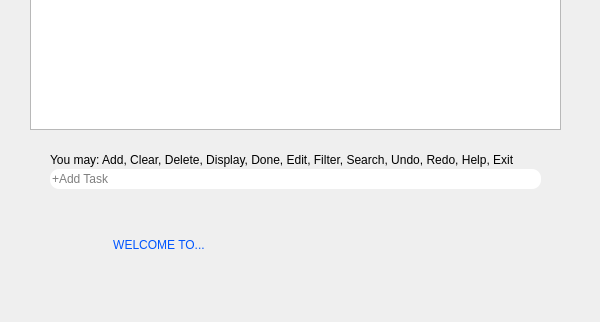
terencelimzhengwei/cs2103jan2014-t17-3c, file TimeWiseGUI/timewisegui.ui: the form before one commit; both pictures show x 0 to 600 and y 391 to 713 of the 600 by 713 pixel window.
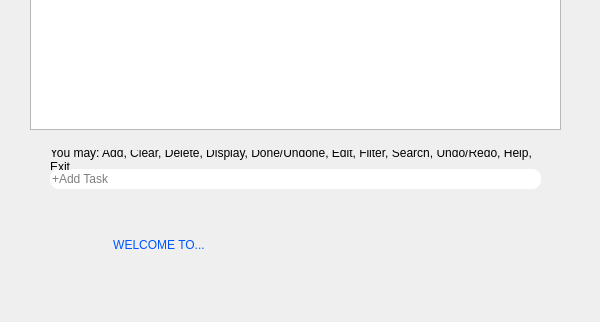
The form after the commit. Icons and pictures are not drawn.

Commit message: [V0.5] Minor Changes to label_help and help guide.

Diff of the .ui file:
```diff
--- a/TimeWiseGUI/timewisegui.ui
+++ b/TimeWiseGUI/timewisegui.ui
@@ -302,7 +302,7 @@
      <string notr="true">font: 75 10.5pt &quot;New Cicle&quot;;</string>
     </property>
     <property name="text">
-     <string>You may: Add, Clear, Delete, Display, Done, Edit, Filter, Search, Undo, Redo, Help, Exit</string>
+     <string>You may: Add, Clear, Delete, Display, Done/Undone, Edit, Filter, Search, Undo/Redo, Help, Exit</string>
     </property>
     <property name="wordWrap">
      <bool>true</bool>
```
Left out of the diff: 2 changed lines with no effect on the pictures. The commit also changes 13 other files.
